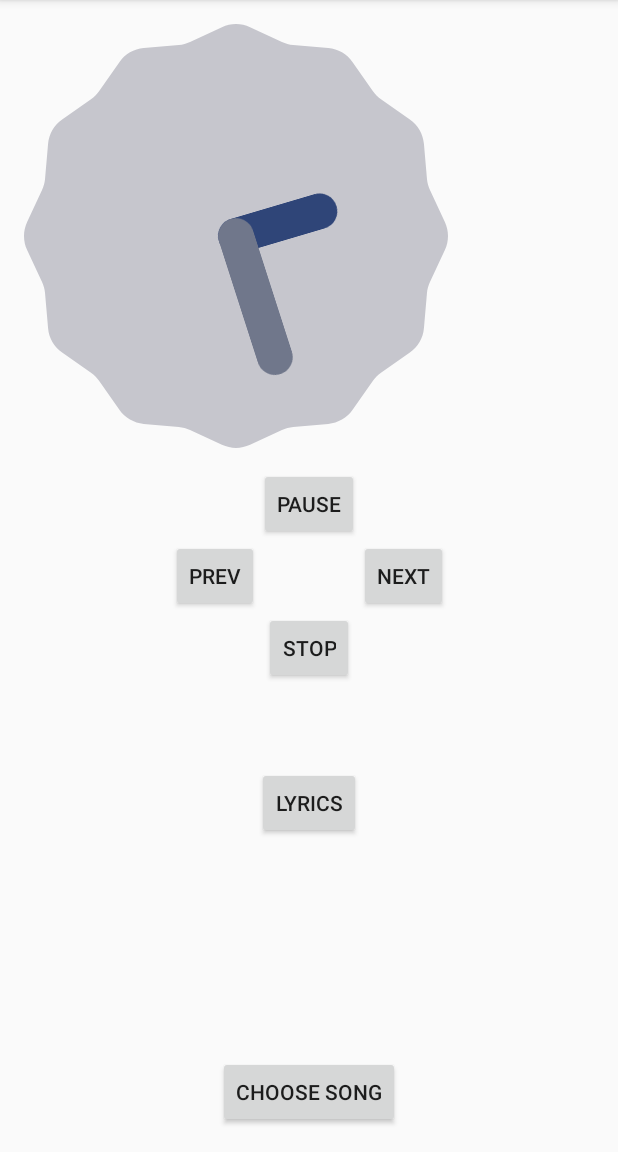
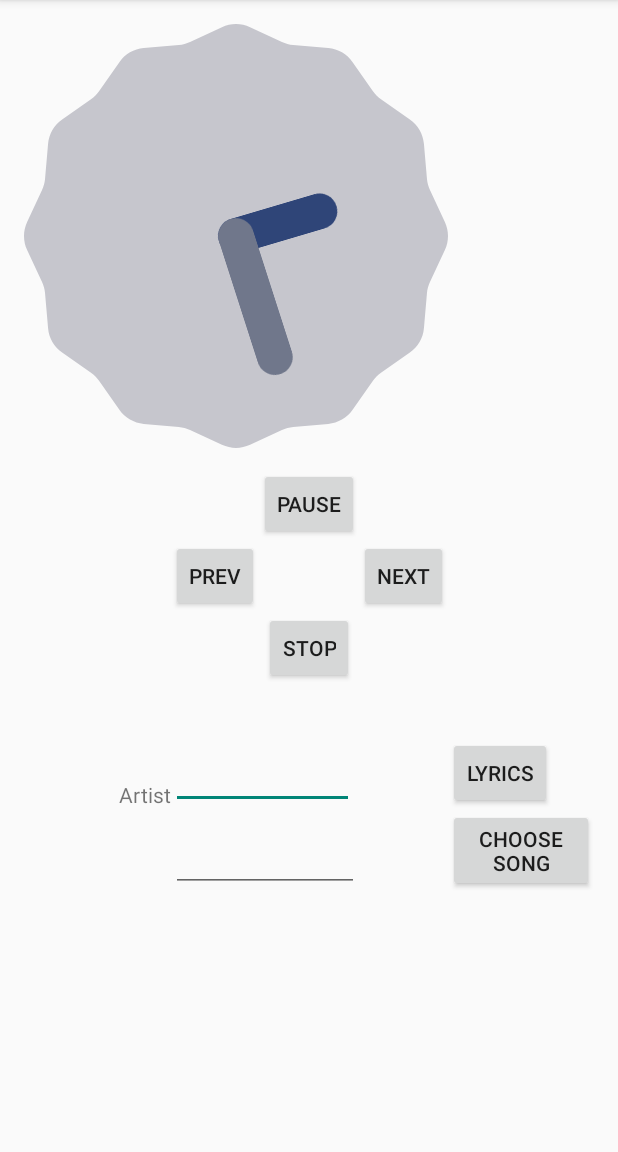
Before and after one commit to mcrazy20/musicPlayer, an Android app: the screen it shows after launch (MainActivity), after a tap on "LYRICS", on a phone screen of 412 x 824 dp, the part 84-1236 px from its top. Run offline under Robolectric (Android 15) with nearby library versions, the phone set to English and light mode, and no system bars.

Commit message:
began lyric responses

```diff
--- a/app/src/main/AndroidManifest.xml
+++ b/app/src/main/AndroidManifest.xml
@@ -17,5 +17,5 @@
             </intent-filter>
         </activity>
     </application>
-
+    <uses-permission android:name="android.permission.INTERNET" />
 </manifest>
--- a/app/src/main/java/com/example/jeff/musicplayer/MainActivity.java
+++ b/app/src/main/java/com/example/jeff/musicplayer/MainActivity.java
@@ -2,15 +2,30 @@ package com.example.jeff.musicplayer;
 
 import android.support.v7.app.ActionBarActivity;
 import android.os.Bundle;
+import android.util.Log;
 import android.view.Menu;
 import android.view.MenuItem;
 import android.view.View;
 import android.widget.Button;
 import android.widget.Toast;
+import android.widget.EditText;
+
+import org.apache.http.HttpResponse;
+import org.apache.http.HttpStatus;
+import org.apache.http.StatusLine;
+import org.apache.http.client.HttpClient;
+import org.apache.http.client.methods.HttpGet;
+import org.apache.http.impl.client.DefaultHttpClient;
+
+import java.io.ByteArrayOutputStream;
+import java.io.IOException;
 
 
 public class MainActivity extends ActionBarActivity {
 
+    EditText songName;
+    EditText artistName;
+    HttpClient httpclient = new DefaultHttpClient();
     @Override
     protected void onCreate(Bundle savedInstanceState) {
         super.onCreate(savedInstanceState);
@@ -64,7 +79,33 @@ public class MainActivity extends ActionBarActivity {
         @Override
         public void onClick(View view)
         {
-          Toast.makeText(getApplicationContext(), "Lyrics Button Clicked", Toast.LENGTH_SHORT).show();
+            Log.d(MainActivity.class.getSimpleName(), "TEST LOG");
+            songName = (EditText)findViewById(R.id.songTextbox);
+            artistName = (EditText)findViewById(R.id.artistTextbox);
+            String URL = "http://lyricfind.com/api_service/lyric.do?apikey=2233d1d669999ce64ee0eb073d6da191&reqtype=default&trackid=elid:3d294a4831babc7d57169ecda7117a16";
+            try
+            {
+                HttpResponse response = httpclient.execute(new HttpGet(URL));
+                StatusLine statusLine = response.getStatusLine();
+                if(statusLine.getStatusCode() == HttpStatus.SC_OK){
+                    ByteArrayOutputStream out = new ByteArrayOutputStream();
+                    response.getEntity().writeTo(out);
+                    String responseString = out.toString();
+                    out.close();
+                    Toast.makeText(getApplicationContext(), responseString.toString(), Toast.LENGTH_SHORT).show();
+                    Log.d(MainActivity.class.getSimpleName(), responseString);
+                } else{
+                    //Closes the connection.
+                    response.getEntity().getContent().close();
+                    throw new IOException(statusLine.getReasonPhrase());
+                }
+
+            }
+            catch(Exception e)
+            {
+
+            }
+            Toast.makeText(getApplicationContext(), songName.getText(), Toast.LENGTH_SHORT).show();
         }
       });
 
@@ -74,7 +115,8 @@ public class MainActivity extends ActionBarActivity {
         @Override
         public void onClick(View view)
         {
-          Toast.makeText(getApplicationContext(), "Choose Song Button Clicked", Toast.LENGTH_SHORT).show();
+            Toast.makeText(getApplicationContext(), "song button pressed", Toast.LENGTH_SHORT).show();
+
         }
       });
     }
--- a/app/src/main/res/layout/activity_main.xml
+++ b/app/src/main/res/layout/activity_main.xml
@@ -6,7 +6,8 @@
                 android:paddingRight="@dimen/activity_horizontal_margin"
                 android:paddingTop="@dimen/activity_vertical_margin"
                 android:paddingBottom="@dimen/activity_vertical_margin"
-                tools:context="com.example.andy.testui.testActivity">
+                tools:context="com.example.andy.testui.testActivity"
+    android:id="@+id/layout">
 
     <Button
         style="?android:attr/buttonStyleSmall"
@@ -60,9 +61,10 @@
         android:layout_height="wrap_content"
         android:text="Lyrics"
         android:id="@+id/lyricsButton"
-        android:layout_marginTop="55dp"
+        android:layout_marginTop="35dp"
         android:layout_below="@+id/stopButton"
-        android:layout_centerHorizontal="true" />
+        android:layout_toRightOf="@+id/nextButton"
+        android:layout_toEndOf="@+id/nextButton" />
 
     <Button
         style="?android:attr/buttonStyleSmall"
@@ -70,7 +72,49 @@
         android:layout_height="wrap_content"
         android:text="Choose Song"
         android:id="@+id/chooseSongButton"
-        android:layout_alignParentBottom="true"
-        android:layout_centerHorizontal="true" />
+        android:layout_below="@+id/lyricsButton"
+        android:layout_toRightOf="@+id/nextButton" />
+
+    <EditText
+        android:layout_width="wrap_content"
+        android:layout_height="wrap_content"
+        android:id="@+id/artistTextbox"
+        android:layout_toStartOf="@+id/prevButton"
+        android:layout_alignBottom="@+id/lyricsButton"
+        android:layout_alignRight="@+id/stopButton"
+        android:layout_alignEnd="@+id/stopButton"
+        android:layout_alignLeft="@+id/prevButton"
+        android:layout_alignStart="@+id/prevButton"
+        android:inputType="text" />
+
+    <EditText
+        android:layout_width="wrap_content"
+        android:layout_height="wrap_content"
+        android:id="@+id/songTextbox"
+        android:layout_alignBottom="@+id/chooseSongButton"
+        android:layout_toLeftOf="@+id/nextButton"
+        android:layout_toStartOf="@+id/nextButton"
+        android:layout_alignLeft="@+id/artistTextbox"
+        android:layout_alignStart="@+id/artistTextbox" />
+
+    <TextView
+        android:layout_width="wrap_content"
+        android:layout_height="wrap_content"
+        android:textAppearance="?android:attr/textAppearanceSmall"
+        android:text="Artist"
+        android:id="@+id/artistText"
+        android:layout_toStartOf="@+id/artistTextbox"
+        android:layout_alignBottom="@+id/artistTextbox"
+        android:layout_toLeftOf="@+id/artistTextbox" />
+
+    <TextView
+        android:layout_width="wrap_content"
+        android:layout_height="wrap_content"
+        android:textAppearance="?android:attr/textAppearanceSmall"
+        android:text="Song"
+        android:id="@+id/songLabel"
+        android:layout_toStartOf="@+id/analogClock"
+        android:layout_alignBottom="@+id/songTextbox"
+        android:layout_toLeftOf="@+id/analogClock" />
 
 </RelativeLayout>
```
Also changed, not shown: 1 other file.
